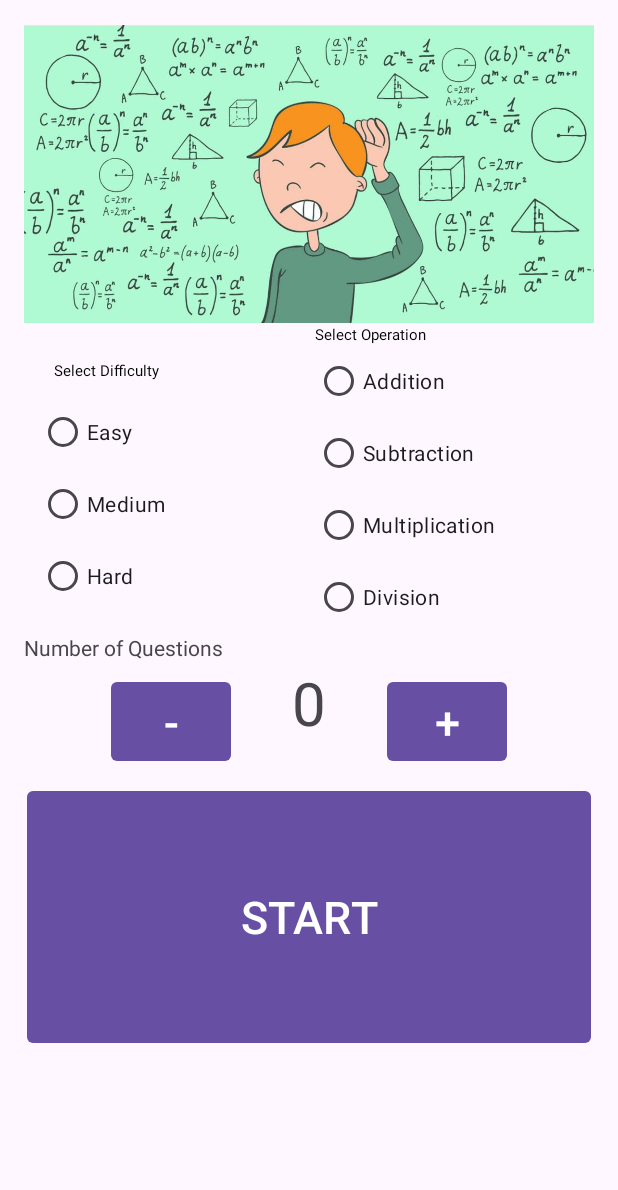
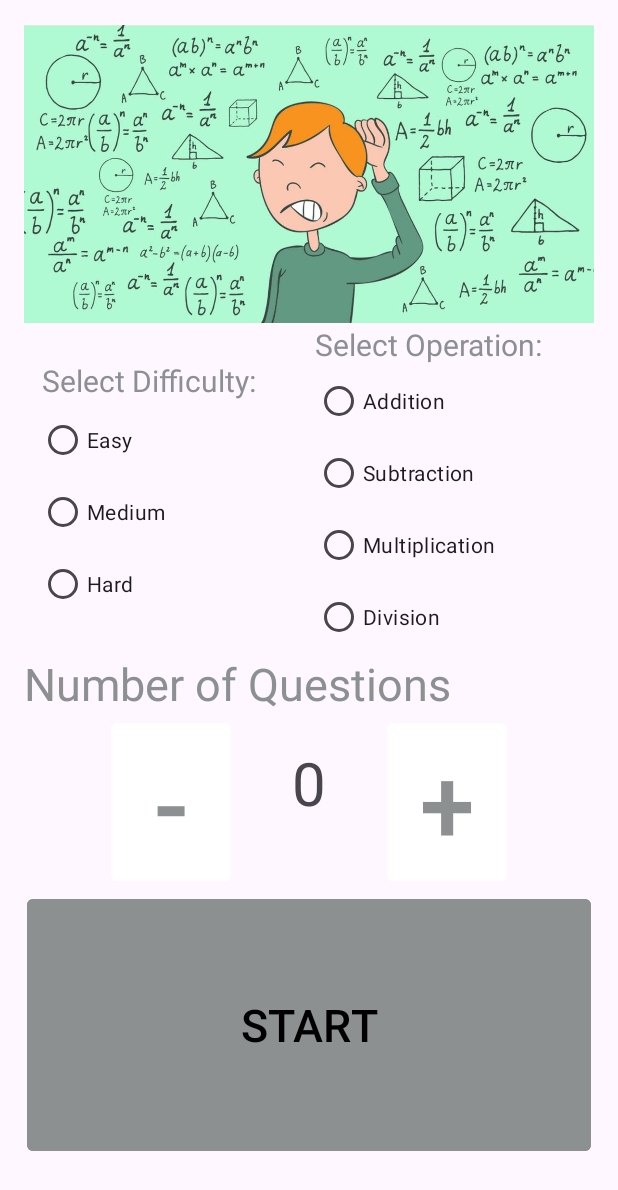
Before and after one commit to kenna-edwards55/Project3New, an Android app: the screen it shows after launch (MainActivity), on a phone screen of 412 x 824 dp. Shown: the top 1190 px of the screen. Run offline under Robolectric (Android 15) with nearby library versions, the light colour scheme and no system bars.

Commit message:
fixing UI

```diff
--- a/app/src/main/java/com/example/project3new/QuestionFragment.kt
+++ b/app/src/main/java/com/example/project3new/QuestionFragment.kt
@@ -46,7 +46,7 @@ class QuestionFragment : Fragment() {
         } else if (operation == "subtract") {
             operationTV?.text = "-"
         } else if (operation == "multiply") {
-            operationTV?.text = "*"
+            operationTV?.text = "X"
         } else {
             operationTV?.text = "/"
         }
--- a/app/src/main/java/com/example/project3new/WelcomeFragment.kt
+++ b/app/src/main/java/com/example/project3new/WelcomeFragment.kt
@@ -46,6 +46,7 @@ class WelcomeFragment : Fragment() {
         val radioButtonMultiply = view?.findViewById<RadioButton>(R.id.radio_multiply)
         val radioButtonDivide = view?.findViewById<RadioButton>(R.id.radio_divide)
         val tvNumQuestions = view?.findViewById<TextView>(R.id.tv_num_questions)
+//        numQuestions = 0
 
         buttonStart?.setOnClickListener {
             Log.i("WelcomeFragment.kt", "Start button pressed")
--- a/app/src/main/res/layout/fragment_correct_answers.xml
+++ b/app/src/main/res/layout/fragment_correct_answers.xml
@@ -14,7 +14,7 @@
             android:id="@+id/tv_score"
             android:layout_width="match_parent"
             android:layout_height="200dp"
-            android:text="@string/hello_blank_fragment"
+            android:text="@string/blank_text_view"
             android:layout_gravity="center"
             android:gravity="center"/>
 
@@ -23,7 +23,8 @@
             android:layout_width="200dp"
             android:layout_height="100dp"
             android:layout_gravity="center"
-            android:text="Do it Again"></Button>
+            android:textSize="30dp"
+            android:text="@string/do_it_again_str"></Button>
     </LinearLayout>
 
 </FrameLayout>
--- a/app/src/main/res/layout/fragment_welcome.xml
+++ b/app/src/main/res/layout/fragment_welcome.xml
@@ -40,10 +40,10 @@
                     <TextView
                         android:layout_width="match_parent"
                         android:layout_height="match_parent"
-                        android:layout_margin="10dp"
-                        android:text="Select Difficulty"
-                        android:textColor="@color/black"
-                        android:textSize="10dp" />
+                        android:layout_margin="2dp"
+                        android:text="@string/difficulty_text_view"
+                        android:textColor="@color/gray"
+                        android:textSize="20dp" />
 
                     <RadioGroup
                         android:layout_width="200dp"
@@ -54,19 +54,19 @@
                             android:id="@+id/radio_easy"
                             android:layout_width="wrap_content"
                             android:layout_height="wrap_content"
-                            android:text="Easy" />
+                            android:text="@string/easy_radio_str" />
 
                         <RadioButton
                             android:id="@+id/radio_medium"
                             android:layout_width="wrap_content"
                             android:layout_height="wrap_content"
-                            android:text="Medium" />
+                            android:text="@string/medium_radio_str" />
 
                         <RadioButton
                             android:id="@+id/radio_hard"
                             android:layout_width="wrap_content"
                             android:layout_height="wrap_content"
-                            android:text="Hard" />
+                            android:text="@string/hard_radio_str" />
 
                     </RadioGroup>
                 </LinearLayout>
@@ -79,9 +79,9 @@
                     <TextView
                         android:layout_width="match_parent"
                         android:layout_height="match_parent"
-                        android:text="Select Operation"
-                        android:textColor="@color/black"
-                        android:textSize="10dp" />
+                        android:text="@string/operation_text_view"
+                        android:textColor="@color/gray"
+                        android:textSize="20dp" />
 
                     <RadioGroup
                         android:id="@+id/radio_group_difficulty"
@@ -93,25 +93,25 @@
                             android:id="@+id/radio_add"
                             android:layout_width="wrap_content"
                             android:layout_height="wrap_content"
-                            android:text="Addition" />
+                            android:text="@string/addition_radio_str" />
 
                         <RadioButton
                             android:id="@+id/radio_subtract"
                             android:layout_width="wrap_content"
                             android:layout_height="wrap_content"
-                            android:text="Subtraction" />
+                            android:text="@string/subtraction_radio_str" />
 
                         <RadioButton
                             android:id="@+id/radio_multiply"
                             android:layout_width="wrap_content"
                             android:layout_height="wrap_content"
-                            android:text="Multiplication" />
+                            android:text="@string/multiplication_radio_str" />
 
                         <RadioButton
                             android:id="@+id/radio_divide"
                             android:layout_width="wrap_content"
                             android:layout_height="wrap_content"
-                            android:text="Division" />
+                            android:text="@string/division_radio_str" />
                     </RadioGroup>
 
                 </LinearLayout>
@@ -119,7 +119,7 @@
             </LinearLayout>
 
             <LinearLayout
-                android:layout_width="200dp"
+                android:layout_width="match_parent"
                 android:layout_height="wrap_content"
                 android:gravity="center"
                 android:orientation="horizontal">
@@ -127,7 +127,9 @@
                 <TextView
                     android:layout_width="match_parent"
                     android:layout_height="match_parent"
-                    android:text="Number of Questions"></TextView>
+                    android:text="@string/num_questions_text_view"
+                    android:textSize="30dp"
+                    android:textColor="@color/gray"></TextView>
             </LinearLayout>
 
             <LinearLayout
@@ -141,8 +143,10 @@
                     android:layout_width="80dp"
                     android:layout_height="wrap_content"
                     android:layout_margin="2dp"
-                    android:text="-"
-                    android:textSize="30sp"
+                    android:text="@string/less_questions_button_str"
+                    android:textColor="@color/gray"
+                    android:backgroundTint="@color/white"
+                    android:textSize="70sp"
                     app:cornerRadius="4dp" />
 
                 <!--TODO text is the value of the var-->
@@ -159,8 +163,10 @@
                     android:layout_width="80dp"
                     android:layout_height="wrap_content"
                     android:layout_margin="2dp"
-                    android:text="+"
-                    android:textSize="30sp"
+                    android:text="@string/more_questions_button_str"
+                    android:textSize="70sp"
+                    android:textColor="@color/gray"
+                    android:backgroundTint="@color/white"
                     app:cornerRadius="4dp" />
 
             </LinearLayout>
@@ -177,9 +183,11 @@
                     android:layout_height="match_parent"
                     android:layout_margin="2dp"
                     android:enabled="true"
-                    android:text="START"
+                    android:backgroundTint="@color/gray"
+                    android:textColor="@color/black"
+                    android:text="@string/start_button_str"
                     android:textSize="30sp"
-                    app:cornerRadius="4dp" />
+                    app:cornerRadius="4dp"/>
 
             </LinearLayout>
 
--- a/app/src/main/res/values/colors.xml
+++ b/app/src/main/res/values/colors.xml
@@ -2,4 +2,5 @@
 <resources>
     <color name="black">#FF000000</color>
     <color name="white">#FFFFFFFF</color>
+    <color name="gray">#8C9091</color>
 </resources>
--- a/app/src/main/res/values/strings.xml
+++ b/app/src/main/res/values/strings.xml
@@ -1,7 +1,22 @@
 <resources>
     <string name="app_name">Practice Arithmetic</string>
     <!-- TODO: Remove or change this placeholder text -->
-    <string name = "difficulty">Easy</string>
-    <string name = "operation">Addition</string>
-    <string name="hello_blank_fragment">Hello blank fragment</string>
+    <string name="blank_text_view">blank</string>
+    <string name="difficulty_text_view">Select Difficulty:</string>
+    <string name="operation_text_view">Select Operation:</string>
+    <string name="num_questions_text_view">Number of Questions</string>
+    <string name="less_questions_button_str">-</string>
+    <string name="more_questions_button_str">+</string>
+    <string name="start_button_str">START</string>
+    <string name="done_button_str">DONE</string>
+    <string name="your_ans_hint">Your answer...</string>
+    <string name="what_is">What is...</string>
+    <string name="do_it_again_str">Do It Again</string>
+    <string name="easy_radio_str">Easy</string>
+    <string name="medium_radio_str">Medium</string>
+    <string name="hard_radio_str">Hard</string>
+    <string name="addition_radio_str">Addition</string>
+    <string name="subtraction_radio_str">Subtraction</string>
+    <string name="multiplication_radio_str">Multiplication</string>
+    <string name="division_radio_str">Division</string>
 </resources>
```
Also changed, not shown: app/src/main/res/layout/fragment_question.xml (+12 -10 lines).
